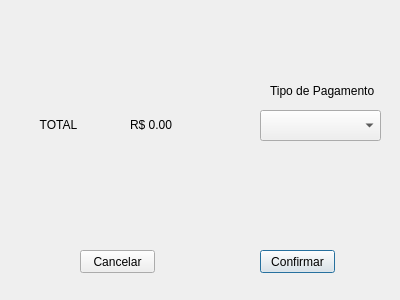
First picture: the form in window_pagamento.ui, repository enosgb/FastMarket, before the edit.
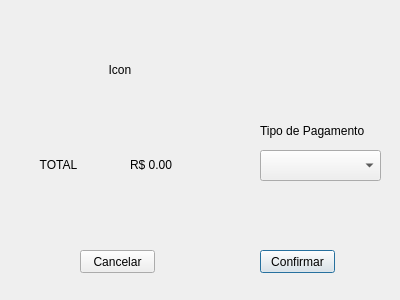
Second picture: the form after the edit.

The edit to the form file:
```diff
--- a/window_pagamento.ui
+++ b/window_pagamento.ui
@@ -17,7 +17,7 @@
    <property name="geometry">
     <rect>
      <x>260</x>
-     <y>110</y>
+     <y>150</y>
      <width>121</width>
      <height>31</height>
     </rect>
@@ -27,7 +27,7 @@
    <property name="geometry">
     <rect>
      <x>10</x>
-     <y>90</y>
+     <y>130</y>
      <width>100</width>
      <height>70</height>
     </rect>
@@ -46,7 +46,7 @@
    <property name="geometry">
     <rect>
      <x>130</x>
-     <y>90</y>
+     <y>130</y>
      <width>100</width>
      <height>70</height>
     </rect>
@@ -58,9 +58,9 @@
   <widget class="QLabel" name="label_2">
    <property name="geometry">
     <rect>
-     <x>270</x>
-     <y>80</y>
-     <width>111</width>
+     <x>260</x>
+     <y>120</y>
+     <width>121</width>
      <height>21</height>
     </rect>
    </property>
@@ -94,6 +94,28 @@
     <string>Cancelar</string>
    </property>
   </widget>
+  <widget class="QPushButton" name="btn_icon_pagamento">
+   <property name="geometry">
+    <rect>
+     <x>10</x>
+     <y>20</y>
+     <width>220</width>
+     <height>100</height>
+    </rect>
+   </property>
+   <property name="styleSheet">
+    <string notr="true">border:none;</string>
+   </property>
+   <property name="text">
+    <string>Icon</string>
+   </property>
+   <property name="iconSize">
+    <size>
+     <width>220</width>
+     <height>100</height>
+    </size>
+   </property>
+  </widget>
  </widget>
  <resources/>
  <connections/>
```
